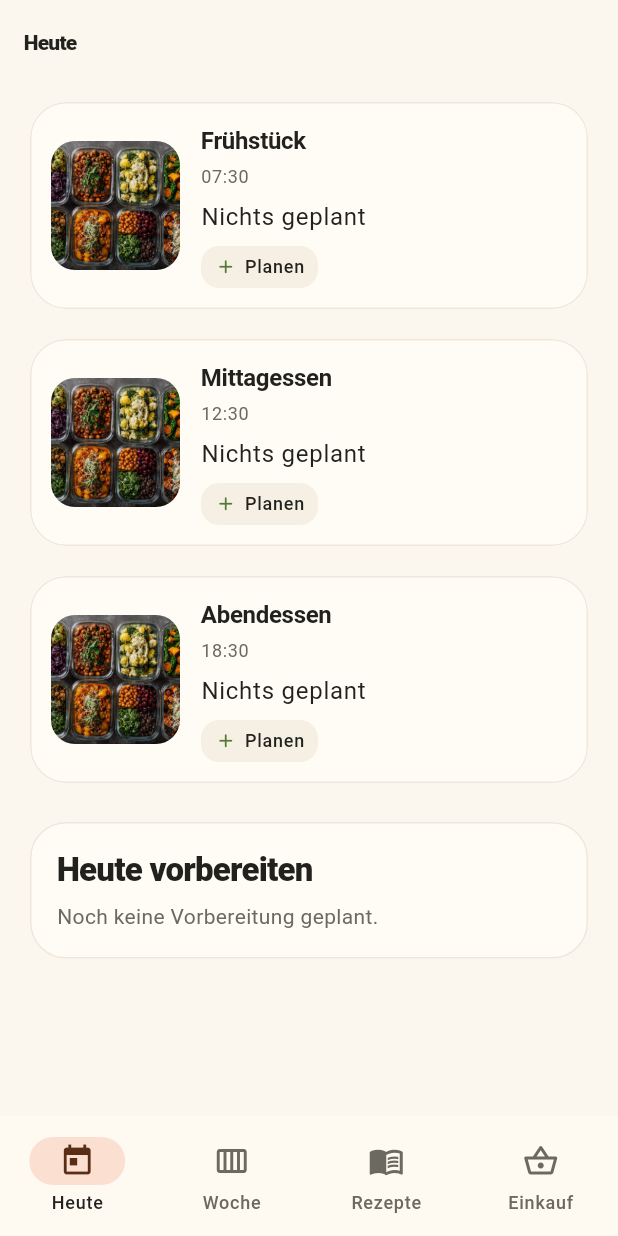
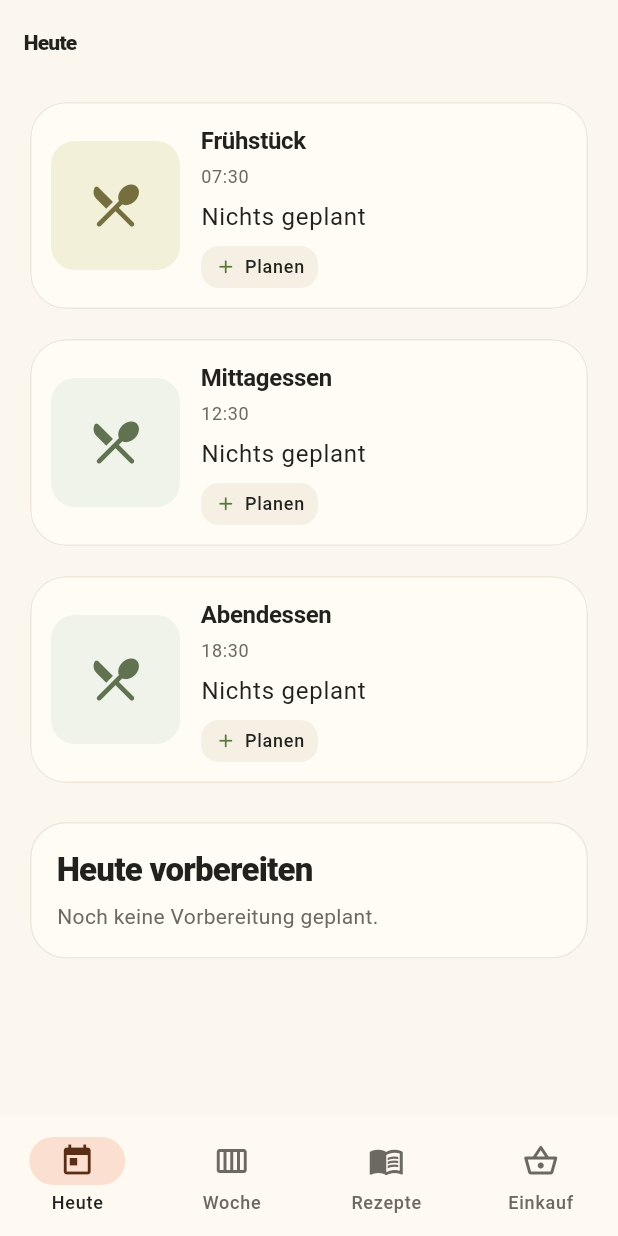
Before and after one commit to Hemyulin/recipe_capturer, a Flutter app: the screen it shows after launch, on a phone screen of 412 x 824 dp. Run offline on Flutter 3.47's test engine with Material 3 defaults, Android fonts, the phone set to English and light mode, and no system bars; our stand-ins replace go_router, image_picker; network calls fail.

Commit message:
Add minimal recipe image placeholders

```diff
--- a/frontend/lib/ui/pages/new_recipe_page.dart
+++ b/frontend/lib/ui/pages/new_recipe_page.dart
@@ -303,7 +303,10 @@ class _NewRecipePageState extends State<NewRecipePage> {
               : Stack(
                   fit: StackFit.expand,
                   children: [
-                    RecipeImage(path: imagePath),
+                    RecipeImage(
+                      path: imagePath,
+                      placeholderSeed: widget.initialRecipe?.id,
+                    ),
                     Positioned(
                       right: 12,
                       bottom: 12,
--- a/frontend/lib/ui/pages/recipe_details_page.dart
+++ b/frontend/lib/ui/pages/recipe_details_page.dart
@@ -112,7 +112,7 @@ class _RecipeDetailsPageState extends State<RecipeDetailsPage> {
             color: colorScheme.surfaceContainerHigh,
             borderRadius: BorderRadius.circular(24),
             clipBehavior: Clip.antiAlias,
-            child: RecipeImage(path: imagePath),
+            child: RecipeImage(path: imagePath, placeholderSeed: recipe.id),
           ),
           if (imagePath == null)
             Positioned.fill(
--- a/frontend/lib/ui/pages/today_page.dart
+++ b/frontend/lib/ui/pages/today_page.dart
@@ -201,7 +201,10 @@ class _MealSlotCard extends StatelessWidget {
                 child: SizedBox(
                   width: 86,
                   height: 86,
-                  child: RecipeImage(path: imagePath),
+                  child: RecipeImage(
+                    path: imagePath,
+                    placeholderSeed: recipe?.id ?? title,
+                  ),
                 ),
               ),
               const SizedBox(width: 14),
@@ -380,7 +383,10 @@ class _MealChoiceSheetState extends State<_MealChoiceSheet> {
               child: SizedBox(
                 width: 56,
                 height: 56,
-                child: RecipeImage(path: recipe.mainImagePath),
+                child: RecipeImage(
+                  path: recipe.mainImagePath,
+                  placeholderSeed: recipe.id,
+                ),
               ),
             ),
             title: Text(recipe.title),
--- a/frontend/lib/ui/widgets/recipe_card.dart
+++ b/frontend/lib/ui/widgets/recipe_card.dart
@@ -32,7 +32,7 @@ class RecipeCard extends StatelessWidget {
           children: [
             AspectRatio(
               aspectRatio: 16 / 10,
-              child: RecipeImage(path: imagePath),
+              child: RecipeImage(path: imagePath, placeholderSeed: recipe.id),
             ),
             Padding(
               padding: const EdgeInsets.all(14),
--- a/frontend/lib/ui/widgets/recipe_image.dart
+++ b/frontend/lib/ui/widgets/recipe_image.dart
@@ -3,32 +3,105 @@ import 'dart:io';
 import 'package:flutter/material.dart';
 
 class RecipeImage extends StatelessWidget {
-  const RecipeImage({super.key, required this.path, this.fit = BoxFit.cover});
+  const RecipeImage({
+    super.key,
+    required this.path,
+    this.fit = BoxFit.cover,
+    this.placeholderSeed,
+  });
 
   final String? path;
   final BoxFit fit;
+  final String? placeholderSeed;
 
   @override
   Widget build(BuildContext context) {
     final value = path;
+    final seed = placeholderSeed ?? value ?? '';
     if (value == null || value.isEmpty) {
-      return Image.asset('assets/recipe_placeholder.jpg', fit: fit);
+      return _RecipePlaceholder(seed: seed);
     }
 
     if (value.startsWith('assets/')) {
       return Image.asset(
         value,
         fit: fit,
-        errorBuilder: (_, _, _) =>
-            Image.asset('assets/recipe_placeholder.jpg', fit: fit),
+        errorBuilder: (_, _, _) => _RecipePlaceholder(seed: seed),
       );
     }
 
     return Image.file(
       File(value),
       fit: fit,
-      errorBuilder: (_, _, _) =>
-          Image.asset('assets/recipe_placeholder.jpg', fit: fit),
+      errorBuilder: (_, _, _) => _RecipePlaceholder(seed: seed),
     );
   }
 }
+
+class _RecipePlaceholder extends StatelessWidget {
+  const _RecipePlaceholder({required this.seed});
+
+  static const _variants = [
+    _PlaceholderVariant(
+      icon: Icons.flatware_rounded,
+      background: Color(0xFFF5EFE6),
+      foreground: Color(0xFF7A6854),
+    ),
+    _PlaceholderVariant(
+      icon: Icons.restaurant_menu_rounded,
+      background: Color(0xFFEFF3EA),
+      foreground: Color(0xFF60724F),
+    ),
+    _PlaceholderVariant(
+      icon: Icons.ramen_dining_rounded,
+      background: Color(0xFFF4ECEC),
+      foreground: Color(0xFF815E5E),
+    ),
+    _PlaceholderVariant(
+      icon: Icons.bakery_dining_rounded,
+      background: Color(0xFFEEF1F5),
+      foreground: Color(0xFF596B80),
+    ),
+    _PlaceholderVariant(
+      icon: Icons.local_dining_rounded,
+      background: Color(0xFFF3F0D9),
+      foreground: Color(0xFF756F3F),
+    ),
+  ];
+
+  final String seed;
+
+  @override
+  Widget build(BuildContext context) {
+    final variant = _variants[_hash(seed) % _variants.length];
+
+    return ColoredBox(
+      color: variant.background,
+      child: Center(
+        child: Icon(
+          variant.icon,
+          color: variant.foreground,
+          size: 38,
+          semanticLabel: 'Rezeptbild Platzhalter',
+        ),
+      ),
+    );
+  }
+
+  int _hash(String value) {
+    if (value.isEmpty) return 0;
+    return value.codeUnits.fold(0, (hash, unit) => hash + unit);
+  }
+}
+
+class _PlaceholderVariant {
+  const _PlaceholderVariant({
+    required this.icon,
+    required this.background,
+    required this.foreground,
+  });
+
+  final IconData icon;
+  final Color background;
+  final Color foreground;
+}
--- a/frontend/pubspec.yaml
+++ b/frontend/pubspec.yaml
@@ -64,7 +64,6 @@ flutter:
 
   # To add assets to your application, add an assets section, like this:
   assets:
-    - assets/recipe_placeholder.jpg
     - assets/demo_recipes/
   #   - images/a_dot_ham.jpeg
 
```
Also changed, not shown: frontend/assets/recipe_placeholder.jpg (deleted).
